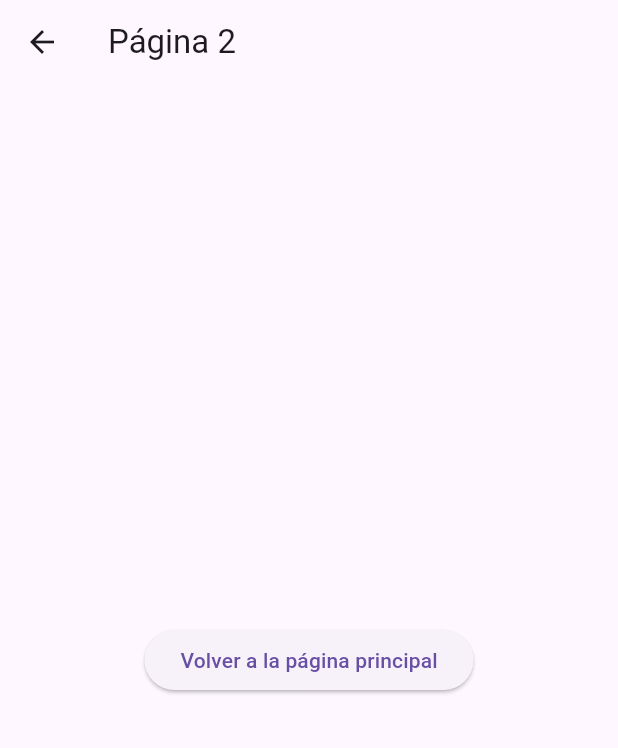
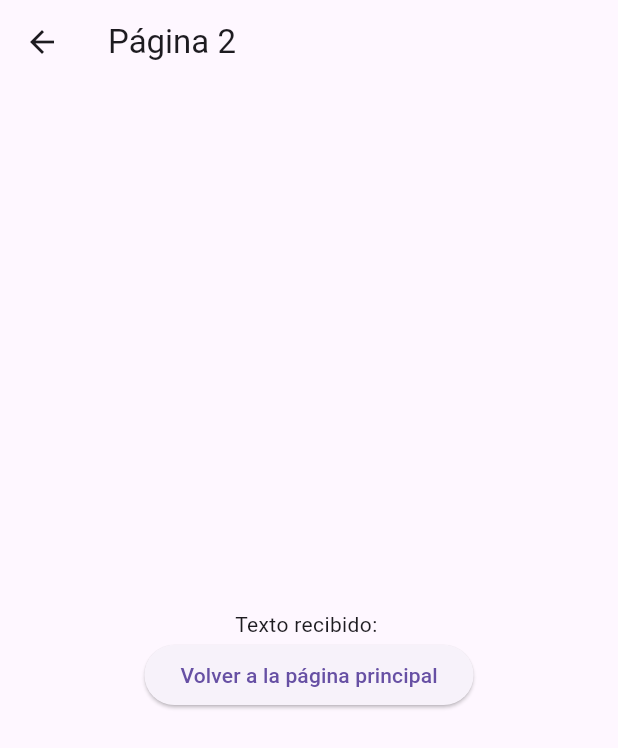
Before and after one commit to DVictorB/multi_sem08, a Flutter app: the screen it shows after launch, after a tap on "Ir a la segunda página", on a phone screen of 412 x 824 dp. Shown: the top 748 px of the screen. Run offline on Flutter 3.47's test engine with Material 3 defaults, Android fonts, the phone set to English and light mode, and no system bars.

Commit message:
Feature/ add third exercise

```diff
--- a/lib/main.dart
+++ b/lib/main.dart
@@ -1,5 +1,6 @@
+// main.dart
 import 'package:flutter/material.dart';
-import 'routes.dart'; //Importa archivo de rutas
+import 'routes.dart';
 
 void main() {
   runApp(MyApp());
@@ -9,7 +10,7 @@ class MyApp extends StatelessWidget {
   @override
   Widget build(BuildContext context) {
     return MaterialApp(
-      title: 'Navegación con Rutas Nombradas',
+      title: 'Navegación con Argumentos',
       theme: ThemeData(
         primarySwatch: Colors.blue,
       ),
@@ -19,7 +20,14 @@ class MyApp extends StatelessWidget {
   }
 }
 
-class PrimeraPantalla extends StatelessWidget {
+class PrimeraPantalla extends StatefulWidget {
+  @override
+  _PrimeraPantallaState createState() => _PrimeraPantallaState();
+}
+
+class _PrimeraPantallaState extends State<PrimeraPantalla> {
+  final TextEditingController _textController = TextEditingController();
+
   @override
   Widget build(BuildContext context) {
     return Scaffold(
@@ -27,13 +35,26 @@ class PrimeraPantalla extends StatelessWidget {
         title: Text('Página principal'),
       ),
       body: Center(
-        child: ElevatedButton(
+        child: Column(
+          mainAxisAlignment: MainAxisAlignment.center,
+          children: [
+            TextField(
+              controller: _textController,
+              decoration: InputDecoration(
+                hintText: 'Ingresa un texto',
+              ),
+            ),
+            ElevatedButton(
               onPressed: () {
                 Navigator.pushNamed(
                   context,
-              Routes.segundaPantalla);
+                  Routes.segundaPantalla,
+                  arguments: _textController.text,
+                );
               },
               child: Text('Ir a la segunda página'),
+            ),
+          ],
         ),
       ),
     );
@@ -43,17 +64,26 @@ class PrimeraPantalla extends StatelessWidget {
 class SegundaPantalla extends StatelessWidget {
   @override
   Widget build(BuildContext context) {
+    final String argumento =
+        ModalRoute.of(context)!.settings.arguments as String;
+
     return Scaffold(
       appBar: AppBar(
         title: Text('Página 2'),
       ),
       body: Center(
-        child: ElevatedButton(
+        child: Column(
+          mainAxisAlignment: MainAxisAlignment.center,
+          children: [
+            Text('Texto recibido: $argumento'),
+            ElevatedButton(
               onPressed: () {
                 Navigator.pop(context);
               },
               child: Text('Volver a la página principal'),
             ),
+          ],
+        ),
       ),
     );
   }
```
Lines whose indentation alone changed are shown as unchanged.
